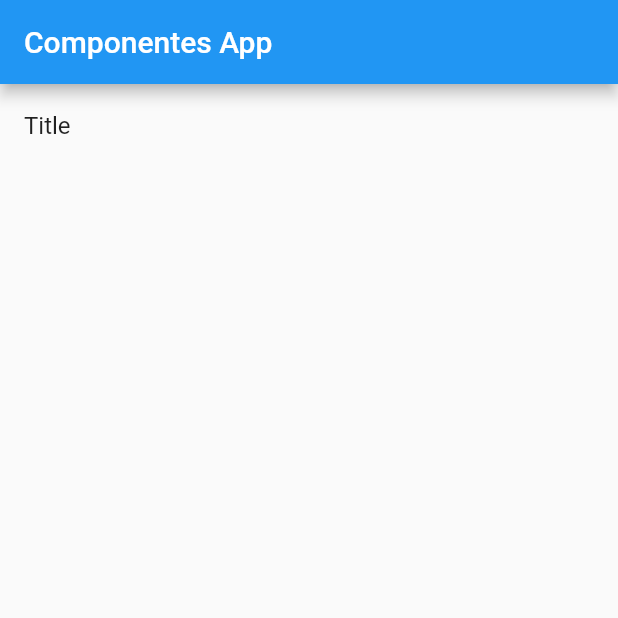
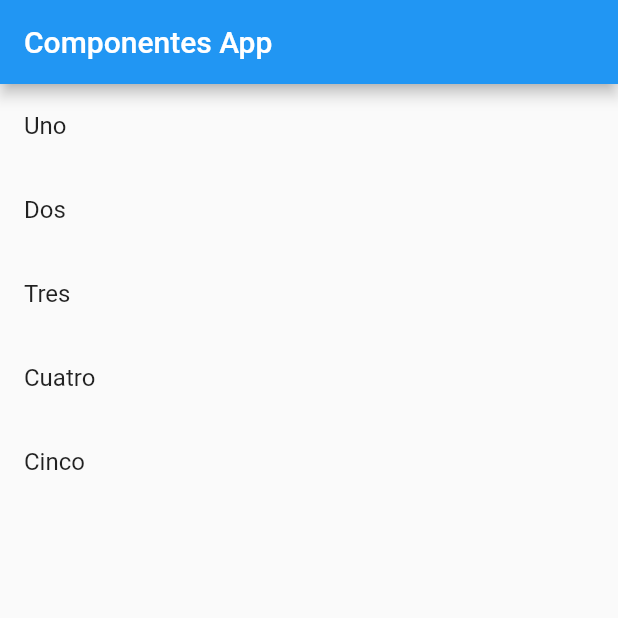
Before and after one commit to KestlerBarrios/ComponentesApp, a Flutter app: the screen it shows after launch, on a phone screen of 412 x 824 dp, the top half of it. Run offline on Flutter 3.47's test engine with Material 2 defaults, Android fonts, the phone set to English and light mode, and no system bars.

Commit message:
Añadiendo ListTile

```diff
--- a/lib/src/pages/home_temp.dart
+++ b/lib/src/pages/home_temp.dart
@@ -1,19 +1,28 @@
 import 'package:flutter/material.dart';
 
 class HomePageTemp extends StatelessWidget {
+  final opciones = ['Uno', 'Dos', 'Tres', 'Cuatro', 'Cinco'];
   @override
   Widget build(BuildContext context) {
     return Scaffold(
       appBar: AppBar(
         title: Text('Componentes App'),
       ),
-      body: ListView(
-        children: [
-          ListTile(
-            title: Text('Title'),
-          )
-        ],
-      ),
+      body: ListView(children: _crearItems()),
     );
   }
+
+  List<Widget> _crearItems() {
+    List<Widget> lista = List<Widget>();
+
+    for (var item in opciones) {
+      final tempWidget = ListTile(
+        title: Text(item),
+      );
+
+      lista.add(tempWidget);
+    }
+
+    return lista;
+  }
 }
```
